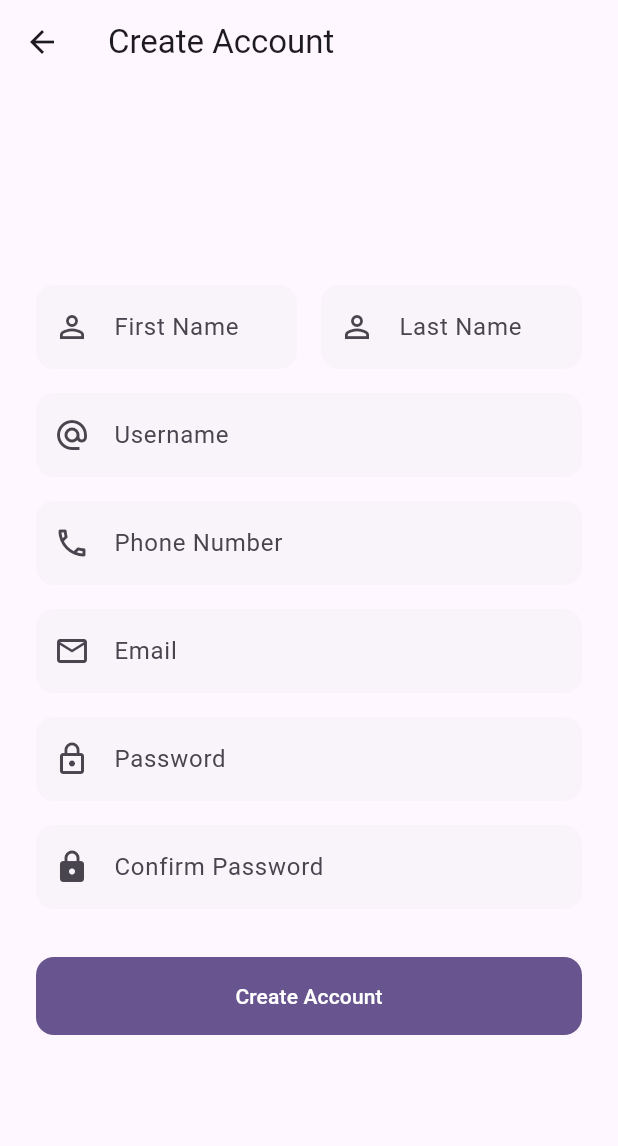
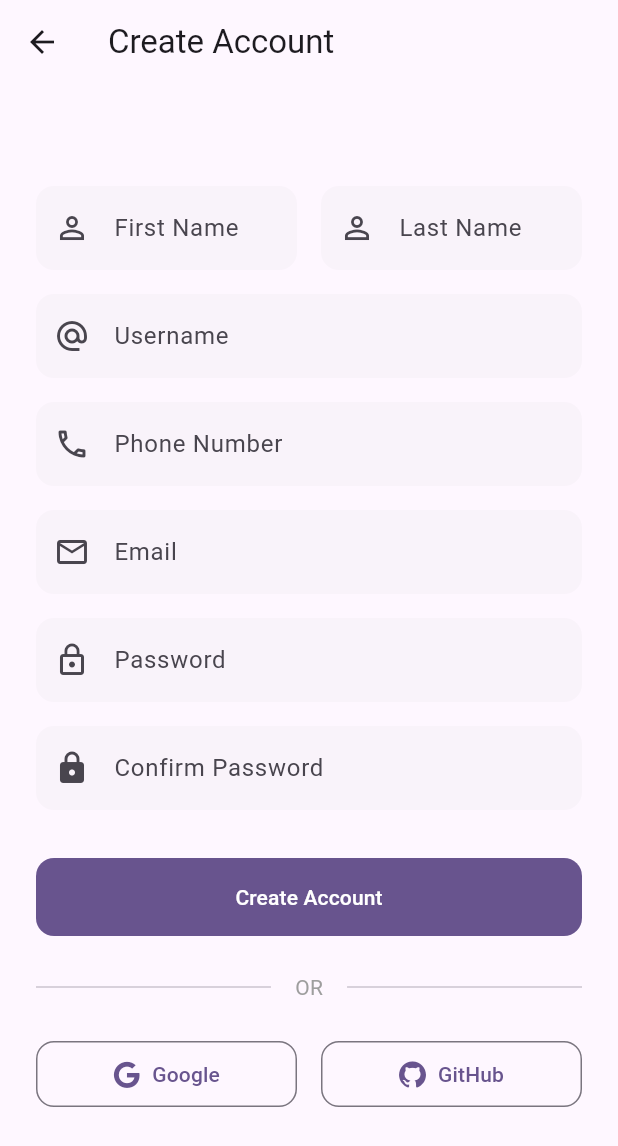
Before and after one commit to anshulyadav-git/remotepc, a Flutter app: the RegisterPage screen opened directly, on a phone screen of 412 x 824 dp. Shown: the top 1146 px of the screen. Run offline on Flutter 3.47's test engine with Material 3 defaults, Android fonts, the phone set to English and light mode, and no system bars; our stand-ins replace cloud_firestore, firebase_auth, firebase_core, font_awesome_flutter, google_sign_in; accounts and stored records are empty.

Commit message:
Add Google and GitHub registration buttons

```diff
--- a/lib/pages/register_page.dart
+++ b/lib/pages/register_page.dart
@@ -1,6 +1,7 @@
 import 'package:flutter/material.dart';
 import 'package:provider/provider.dart';
 import 'package:firebase_auth/firebase_auth.dart';
+import 'package:font_awesome_flutter/font_awesome_flutter.dart';
 
 import '../auth_service.dart';
 
@@ -62,7 +63,8 @@ class _RegisterPageState extends State<RegisterPage> {
         ScaffoldMessenger.of(context).showSnackBar(
           const SnackBar(
             content: Text(
-                'Account created! Please check your email to verify your account.'),
+              'Account created! Please check your email to verify your account.',
+            ),
             duration: Duration(seconds: 5),
             backgroundColor: Colors.green,
           ),
@@ -72,6 +74,60 @@ class _RegisterPageState extends State<RegisterPage> {
     } on FirebaseAuthException catch (e) {
       setState(() {
         _error = e.message ?? 'Registration error';
+      });
+    } finally {
+      if (mounted) {
+        setState(() {
+          _loading = false;
+        });
+      }
+    }
+  }
+
+  Future<void> _registerWithGoogle() async {
+    setState(() {
+      _loading = true;
+      _error = null;
+    });
+    try {
+      final credential = await context.read<AuthService>().signInWithGoogle();
+      if (credential != null && mounted) {
+        Navigator.of(context).pop(); // Go back to login or home
+      }
+    } on FirebaseAuthException catch (e) {
+      setState(() {
+        _error = e.message ?? 'Google sign-up error';
+      });
+    } catch (e) {
+      setState(() {
+        _error = 'An unexpected error occurred';
+      });
+    } finally {
+      if (mounted) {
+        setState(() {
+          _loading = false;
+        });
+      }
+    }
+  }
+
+  Future<void> _registerWithGithub() async {
+    setState(() {
+      _loading = true;
+      _error = null;
+    });
+    try {
+      final credential = await context.read<AuthService>().signInWithGithub();
+      if (credential.user != null && mounted) {
+        Navigator.of(context).pop();
+      }
+    } on FirebaseAuthException catch (e) {
+      setState(() {
+        _error = e.message ?? 'GitHub sign-up error';
+      });
+    } catch (e) {
+      setState(() {
+        _error = 'An unexpected error occurred';
       });
     } finally {
       if (mounted) {
@@ -102,13 +158,18 @@ class _RegisterPageState extends State<RegisterPage> {
                       margin: const EdgeInsets.only(bottom: 24),
                       decoration: BoxDecoration(
                         color: Colors.red.withValues(alpha: 0.1),
-                        border: Border.all(color: Colors.red.withValues(alpha: 0.3)),
+                        border: Border.all(
+                          color: Colors.red.withValues(alpha: 0.3),
+                        ),
                         borderRadius: BorderRadius.circular(12),
                       ),
                       child: Row(
                         children: [
-                          Icon(Icons.error_outline,
-                              color: Colors.red[700], size: 20),
+                          Icon(
+                            Icons.error_outline,
+                            color: Colors.red[700],
+                            size: 20,
+                          ),
                           const SizedBox(width: 12),
                           Expanded(
                             child: Text(
@@ -242,6 +303,50 @@ class _RegisterPageState extends State<RegisterPage> {
                           : const Text('Create Account'),
                     ),
                   ),
+                  const SizedBox(height: 24),
+                  const Row(
+                    children: [
+                      Expanded(child: Divider()),
+                      Padding(
+                        padding: EdgeInsets.symmetric(horizontal: 16),
+                        child: Text('OR', style: TextStyle(color: Colors.grey)),
+                      ),
+                      Expanded(child: Divider()),
+                    ],
+                  ),
+                  const SizedBox(height: 24),
+                  Row(
+                    children: [
+                      Expanded(
+                        child: OutlinedButton.icon(
+                          onPressed: _loading ? null : _registerWithGoogle,
+                          style: OutlinedButton.styleFrom(
+                            padding: const EdgeInsets.symmetric(vertical: 12),
+                            shape: RoundedRectangleBorder(
+                              borderRadius: BorderRadius.circular(12),
+                            ),
+                          ),
+                          icon: const FaIcon(FontAwesomeIcons.google, size: 18),
+                          label: const Text('Google'),
+                        ),
+                      ),
+                      const SizedBox(width: 16),
+                      Expanded(
+                        child: OutlinedButton.icon(
+                          onPressed: _loading ? null : _registerWithGithub,
+                          style: OutlinedButton.styleFrom(
+                            padding: const EdgeInsets.symmetric(vertical: 12),
+                            shape: RoundedRectangleBorder(
+                              borderRadius: BorderRadius.circular(12),
+                            ),
+                          ),
+                          icon: const FaIcon(FontAwesomeIcons.github, size: 18),
+                          label: const Text('GitHub'),
+                        ),
+                      ),
+                    ],
+                  ),
+                  const SizedBox(height: 16),
                 ],
               ),
             ),
```
Lines whose indentation alone changed are shown as unchanged.
